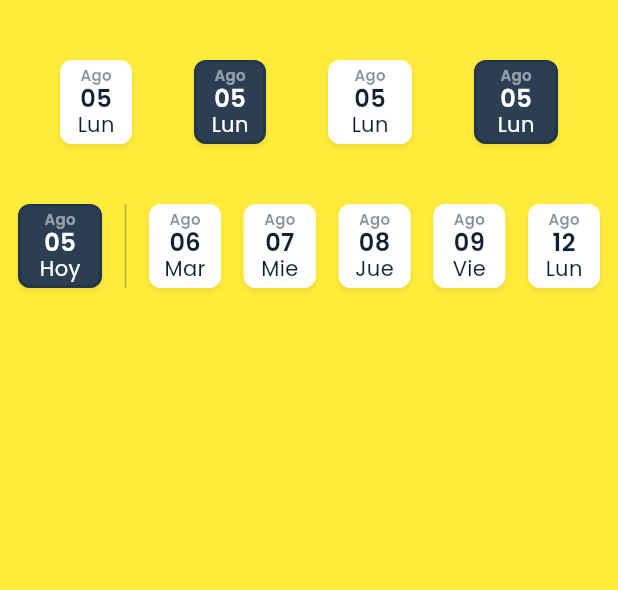
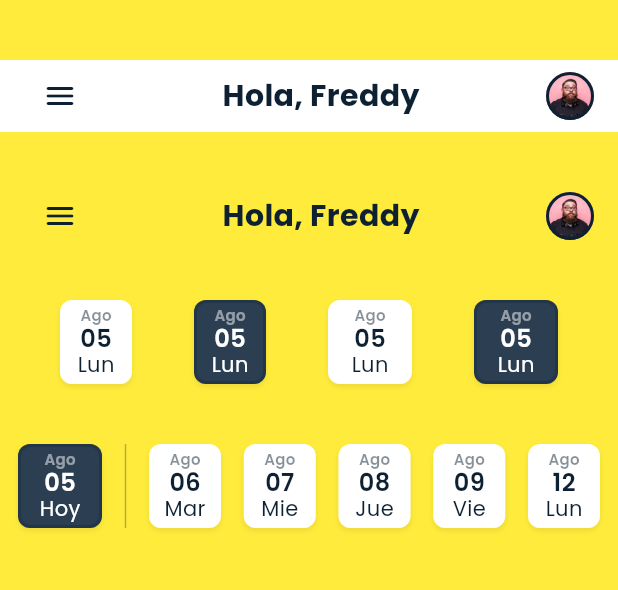
Before and after one commit to Francisco-V98/dashboard_busbanz_practice, a Flutter app: the CalendarScreen screen opened by its route, on a phone screen of 412 x 824 dp, the part 84-674 px from its top. Run offline on Flutter 3.47's test engine with Material 3 defaults, Android fonts, the phone set to English and light mode, and no system bars; our stand-ins replace flutter_riverpod, go_router.

Commit message:
create appBar

```diff
--- a/lib/screens/Calendar/calendar_screen.dart
+++ b/lib/screens/Calendar/calendar_screen.dart
@@ -9,19 +9,47 @@ class CalendarScreen extends StatelessWidget {
     return Scaffold(
       backgroundColor: Colors.yellow,
       appBar: AppBar(title: const Text('Calendar'), centerTitle: true),
-      body: const Padding(
+      body: const _Body(),
+    );
+  }
+}
+
+class _Body extends StatelessWidget {
+  const _Body();
+
+  @override
+  Widget build(BuildContext context) {
+    return const Padding(
       padding: EdgeInsets.symmetric(vertical: 40),
       child: Column(
         children: [
+          AppBarBusbanz(
+            withBackground: false,
+            title: 'Hola, Freddy',
+            image: 'assets/images/imagen_de_conductor.png',
+          ),
+          SizedBox(height: 32),
+          AppBarBusbanz(
+            title: 'Hola, Freddy',
+            image: 'assets/images/imagen_de_conductor.png',
+          ),
+          SizedBox(height: 32),
           Padding(
             padding: EdgeInsets.symmetric(horizontal: 40),
             child: Row(
               mainAxisAlignment: MainAxisAlignment.spaceBetween,
               children: [
                 CalendarContainer(month: 'Ago', date: '05', day: 'Lun'),
-                  CalendarContainer(isActive: true, month: 'Ago', date: '05', day: 'Lun'),
-                  CalendarContainer(isToday: true, month: 'Ago', date: '05', day: 'Lun'),
-                  CalendarContainer(isToday: true, isActive: true, month: 'Ago', date: '05', day: 'Lun'),
+                CalendarContainer(
+                    isActive: true, month: 'Ago', date: '05', day: 'Lun'),
+                CalendarContainer(
+                    isToday: true, month: 'Ago', date: '05', day: 'Lun'),
+                CalendarContainer(
+                    isToday: true,
+                    isActive: true,
+                    month: 'Ago',
+                    date: '05',
+                    day: 'Lun'),
               ],
             ),
           ),
@@ -29,7 +57,6 @@ class CalendarScreen extends StatelessWidget {
           CalendarContainerGroup(),
         ],
       ),
-      ),
     );
   }
 }
--- a/lib/screens/list_components.dart
+++ b/lib/screens/list_components.dart
@@ -20,7 +20,7 @@ class _Body extends StatelessWidget {
     return ListView(
       children: const [
         _CustomListTile(
-          title: 'Calendar',
+          title: 'Calendar / AppBar',
           subTitle: 'Componente Calendar Dashboard',
           location: '/calendar',
         ),
--- /dev/null
+++ b/lib/widgets/app_bar_busbanz/app_bar_busbanz.dart
@@ -0,0 +1,76 @@
+import 'package:dashboard_busbanz_practice/config/theme/app_colors.dart';
+import 'package:flutter/material.dart';
+
+class AppBarBusbanz extends StatelessWidget {
+  final bool withBackground;
+  final String title;
+  final String image;
+  const AppBarBusbanz({
+    super.key,
+    this.withBackground = true,
+    required this.title,
+    required this.image,
+  });
+
+  @override
+  Widget build(BuildContext context) {
+    return Container(
+      height: 48,
+      color: withBackground ? Colors.transparent : AppColors.bgTopLight,
+      child: Padding(
+        padding: const EdgeInsets.symmetric(horizontal: 16),
+        child: Row(
+          mainAxisAlignment: MainAxisAlignment.spaceBetween,
+          children: [
+            const SizedBox(
+              height: 48,
+              width: 48,
+              child: Icon(
+                Icons.menu_rounded,
+                color: AppColors.black,
+              ),
+            ),
+            Text(
+              title,
+              style: const TextStyle(
+                  fontSize: 20,
+                  fontFamily: 'Poppins',
+                  fontWeight: FontWeight.bold,
+                  color: AppColors.black),
+            ),
+            CircleWithImageAndBorder(image: image),
+          ],
+        ),
+      ),
+    );
+  }
+}
+
+
+class CircleWithImageAndBorder extends StatelessWidget {
+  final String image;
+
+  const CircleWithImageAndBorder({
+    super.key,
+    required this.image,
+  });
+
+  @override
+  Widget build(BuildContext context) {
+    return Container(
+      width: 32,
+      height: 32,
+      decoration: BoxDecoration(
+        shape: BoxShape.circle,
+        image: DecorationImage(
+          image: AssetImage(image),
+          fit: BoxFit.cover,
+        ),
+        border: Border.all(
+          color: AppColors.black,
+          width: 2,
+        ),
+      ),
+    );
+  }
+}
--- a/lib/widgets/widgets.dart
+++ b/lib/widgets/widgets.dart
@@ -1,3 +1,5 @@
+export 'package:dashboard_busbanz_practice/widgets/app_bar_busbanz/app_bar_busbanz.dart';
+
 export 'package:dashboard_busbanz_practice/widgets/calendar_container/calendar_container_group.dart';
 
 export 'package:dashboard_busbanz_practice/widgets/calendar_container/calendar_container.dart';
```
Lines whose indentation alone changed are shown as unchanged.
